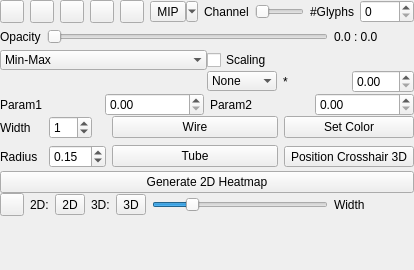
Before: the Qt Designer form Modules/Bundles/org.mitk.gui.qt.diffusionimaging/src/internal/QmitkControlVisualizationPropertiesViewControls.ui in MITK/MITK, drawn with Qt 5.
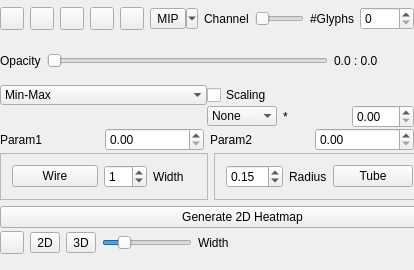
After: the same form once the commit is applied. Custom widgets are drawn as their Qt base class.

```diff
--- a/Modules/Bundles/org.mitk.gui.qt.diffusionimaging/src/internal/QmitkControlVisualizationPropertiesViewControls.ui
+++ b/Modules/Bundles/org.mitk.gui.qt.diffusionimaging/src/internal/QmitkControlVisualizationPropertiesViewControls.ui
@@ -25,15 +25,15 @@
   <property name="windowTitle">
    <string>QmitkTemplate</string>
   </property>
-  <layout class="QVBoxLayout" name="verticalLayout_3">
-   <property name="spacing">
-    <number>0</number>
-   </property>
-   <property name="margin">
-    <number>0</number>
-   </property>
-   <item>
     <widget class="QFrame" name="m_ImageControlsFrame">
+   <property name="geometry">
+    <rect>
+     <x>0</x>
+     <y>0</y>
+     <width>414</width>
+     <height>151</height>
+    </rect>
+   </property>
      <property name="frameShape">
       <enum>QFrame::NoFrame</enum>
      </property>
@@ -481,9 +481,15 @@
       </item>
      </layout>
     </widget>
-   </item>
-   <item>
     <widget class="QFrame" name="m_BundleControlsFrame">
+   <property name="geometry">
+    <rect>
+     <x>0</x>
+     <y>151</y>
+     <width>485</width>
+     <height>77</height>
+    </rect>
+   </property>
      <property name="frameShape">
       <enum>QFrame::NoFrame</enum>
      </property>
@@ -509,20 +515,43 @@
          <property name="margin">
           <number>0</number>
          </property>
+       <item row="3" column="3">
+        <widget class="QToolButton" name="m_Color">
+         <property name="text">
+          <string/>
+         </property>
+        </widget>
+       </item>
+       <item row="3" column="4">
+        <widget class="QToolButton" name="m_Crosshair">
+         <property name="text">
+          <string/>
+         </property>
+         <property name="checkable">
+          <bool>true</bool>
+         </property>
+         <property name="checked">
+          <bool>false</bool>
+         </property>
+        </widget>
+       </item>
          <item row="3" column="0">
-          <widget class="QLabel" name="label_5">
-           <property name="maximumSize">
-            <size>
-             <width>43</width>
-             <height>16777215</height>
-            </size>
-           </property>
+        <widget class="QFrame" name="frame_4">
+         <property name="frameShape">
+          <enum>QFrame::StyledPanel</enum>
+         </property>
+         <property name="frameShadow">
+          <enum>QFrame::Raised</enum>
+         </property>
+         <layout class="QHBoxLayout" name="horizontalLayout_8">
+          <item>
+           <widget class="QPushButton" name="m_Wire">
            <property name="text">
-            <string>Width</string>
+             <string>Wire</string>
            </property>
           </widget>
          </item>
-         <item row="3" column="1">
+          <item>
           <widget class="QSpinBox" name="m_LineWidth">
            <property name="maximumSize">
             <size>
@@ -535,41 +564,32 @@
            </property>
           </widget>
          </item>
+          <item>
+           <widget class="QLabel" name="label_5">
+            <property name="maximumSize">
+             <size>
+              <width>43</width>
+              <height>16777215</height>
+             </size>
+            </property>
+            <property name="text">
+             <string>Width</string>
+            </property>
+           </widget>
+          </item>
+         </layout>
+        </widget>
+       </item>
          <item row="3" column="2">
-          <widget class="QPushButton" name="m_Wire">
-           <property name="text">
-            <string>Wire</string>
-           </property>
-          </widget>
-         </item>
-         <item row="3" column="3">
-          <widget class="QPushButton" name="m_Color">
-           <property name="text">
-            <string>Set Color</string>
-           </property>
-          </widget>
-         </item>
-         <item row="7" column="2">
-          <widget class="QPushButton" name="m_Tube">
-           <property name="text">
-            <string>Tube</string>
-           </property>
-          </widget>
-         </item>
-         <item row="7" column="3">
-          <widget class="QToolButton" name="m_SetInteractor">
-           <property name="text">
-            <string>Position Crosshair 3D</string>
-           </property>
-           <property name="checkable">
-            <bool>true</bool>
-           </property>
-           <property name="checked">
-            <bool>false</bool>
-           </property>
-          </widget>
-         </item>
-         <item row="7" column="1">
+        <widget class="QFrame" name="frame_5">
+         <property name="frameShape">
+          <enum>QFrame::StyledPanel</enum>
+         </property>
+         <property name="frameShadow">
+          <enum>QFrame::Raised</enum>
+         </property>
+         <layout class="QHBoxLayout" name="horizontalLayout_9">
+          <item>
           <widget class="QDoubleSpinBox" name="m_TubeRadius">
            <property name="maximumSize">
             <size>
@@ -588,7 +608,7 @@
            </property>
           </widget>
          </item>
-         <item row="7" column="0">
+          <item>
           <widget class="QLabel" name="label_6">
            <property name="maximumSize">
             <size>
@@ -601,6 +621,16 @@
            </property>
           </widget>
          </item>
+          <item>
+           <widget class="QPushButton" name="m_Tube">
+            <property name="text">
+             <string>Tube</string>
+            </property>
+           </widget>
+          </item>
+         </layout>
+        </widget>
+       </item>
         </layout>
        </widget>
       </item>
@@ -613,9 +643,15 @@
       </item>
      </layout>
     </widget>
-   </item>
-   <item>
     <widget class="QFrame" name="m_PlanarFigureControlsFrame">
+   <property name="geometry">
+    <rect>
+     <x>0</x>
+     <y>228</y>
+     <width>278</width>
+     <height>29</height>
+    </rect>
+   </property>
      <property name="frameShape">
       <enum>QFrame::NoFrame</enum>
      </property>
@@ -633,39 +669,19 @@
         </property>
        </widget>
       </item>
-      <item>
-       <widget class="QLabel" name="label_8">
-        <property name="maximumSize">
-         <size>
-          <width>25</width>
-          <height>16777215</height>
-         </size>
-        </property>
-        <property name="text">
-         <string>2D:</string>
-        </property>
-       </widget>
-      </item>
       <item>
        <widget class="QToolButton" name="m_PFColor">
+      <property name="minimumSize">
+       <size>
+        <width>0</width>
+        <height>0</height>
+       </size>
+      </property>
         <property name="text">
          <string>2D</string>
         </property>
        </widget>
       </item>
-      <item>
-       <widget class="QLabel" name="label_9">
-        <property name="maximumSize">
-         <size>
-          <width>25</width>
-          <height>16777215</height>
-         </size>
-        </property>
-        <property name="text">
-         <string>3D:</string>
-        </property>
-       </widget>
-      </item>
       <item>
        <widget class="QToolButton" name="m_PFColor3D">
         <property name="text">
@@ -701,24 +717,6 @@
       </item>
      </layout>
     </widget>
-   </item>
-   <item>
-    <spacer name="spacer1">
-     <property name="orientation">
-      <enum>Qt::Vertical</enum>
-     </property>
-     <property name="sizeType">
-      <enum>QSizePolicy::Expanding</enum>
-     </property>
-     <property name="sizeHint" stdset="0">
-      <size>
-       <width>0</width>
-       <height>0</height>
-      </size>
-     </property>
-    </spacer>
-   </item>
-  </layout>
  </widget>
  <layoutdefault spacing="6" margin="11"/>
  <customwidgets>
```
Lines whose indentation alone changed are shown as unchanged.
